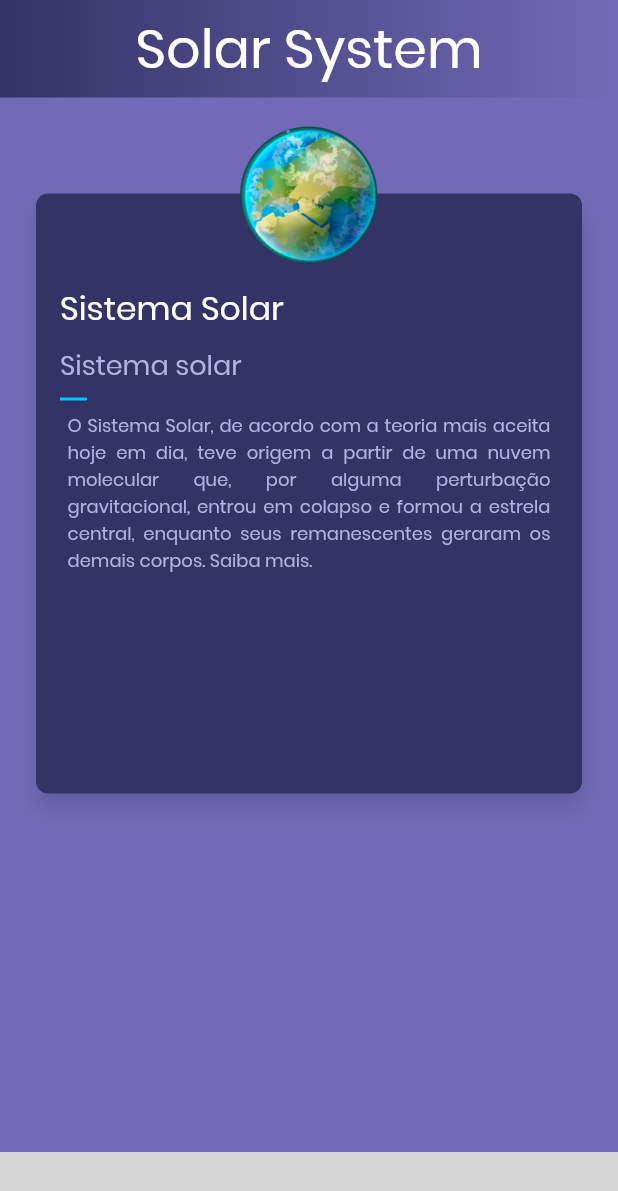
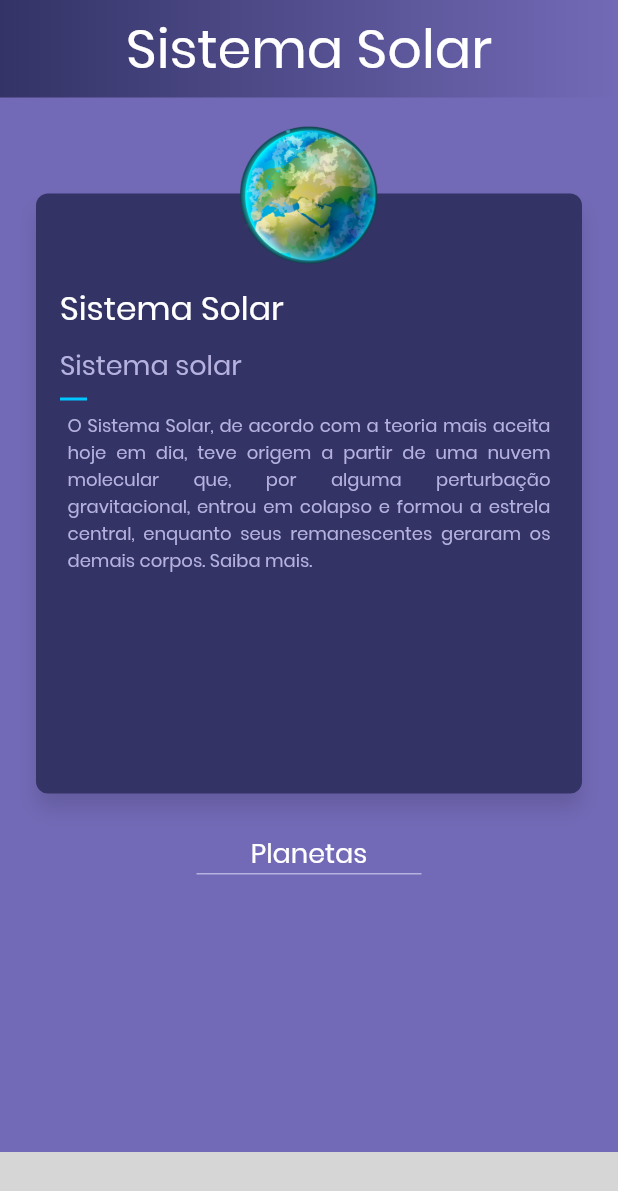
Before and after one commit to EdFilho/solar-system, a Flutter app: the screen it shows after launch, on a phone screen of 412 x 824 dp. Shown: the top 1191 px of the screen. Run offline on Flutter 3.47's test engine with Material 2 defaults, Android fonts, the phone set to English and light mode, and no system bars; missing offline and left inert: gradient_bottom_navigation_bar; grey boxes are pictures that could not be loaded.

Commit message:
subtitle

```diff
--- /dev/null
+++ b/lib/componentes/subtitle.dart
@@ -0,0 +1,31 @@
+import 'package:flutter/material.dart';
+import 'package:solar_system/themes/themes_app.dart';
+
+class SubTitle extends StatelessWidget {
+
+  final String subTitle;
+
+  SubTitle(this.subTitle);
+
+  @override
+  Widget build(BuildContext context) {
+    return new Container(
+      padding: new EdgeInsets.symmetric(
+        vertical: 8.0,
+      ),
+      child: Column(
+        children: <Widget>[
+          new Text(
+            subTitle,
+            style: subTitleTextStyle1,
+          ),
+          new Container(
+            height: 1.0,
+            width: 150.0,
+            color: Color(0xffb6b2df),
+          )
+        ],
+      )
+    );
+  }
+}
--- a/lib/home/home_page.dart
+++ b/lib/home/home_page.dart
@@ -2,6 +2,7 @@ import 'package:flutter/material.dart';
 import 'package:flutter/services.dart';
 import 'package:gradient_bottom_navigation_bar/gradient_bottom_navigation_bar.dart';
 import 'package:solar_system/componentes/gradient_app_bar.dart';
+import 'package:solar_system/componentes/subtitle.dart';
 import 'package:solar_system/home/summary_card.dart';
 
 class HomePage extends StatefulWidget {
@@ -18,13 +19,22 @@ class _HomePageState extends State<HomePage> {
     SystemChrome.setEnabledSystemUIOverlays(SystemUiOverlay.values);
   }
 
+  int _selectedIndex = 0;
+
+  void _onItemTapped(int index) {
+    setState(() {
+      _selectedIndex = index;
+    });
+  }
+
   @override
   Widget build(BuildContext context) {
     return new Scaffold(
       body: new Column(
         children: <Widget>[
-          GradientAppBar('Solar System'),
+          GradientAppBar('Sistema Solar'),
           SummaryCard(),
+          SubTitle('Planetas')
         ],
       ),
       bottomNavigationBar: GradientBottomNavigationBar(
@@ -36,10 +46,13 @@ class _HomePageState extends State<HomePage> {
             title: Text('Home'),
           ),
           BottomNavigationBarItem(
-            icon: Icon(Icons.image),
+            icon: Icon(Icons.photo_library),
             title: Text('Galeria'),
           ),
         ],
+        currentIndex: _selectedIndex,
+        onTap: _onItemTapped,
+        fixedColor: Color(0xff00c6ff),
       ),
     );
   }
--- a/lib/themes/themes_app.dart
+++ b/lib/themes/themes_app.dart
@@ -12,6 +12,12 @@ final titleTextStyle = TextStyle(
 
 final subTitleTextStyle = TextStyle(
   color: const Color(0xffb6b2df),
+  fontSize: 18.0,
+  fontWeight: FontWeight.w200,
+);
+
+final subTitleTextStyle1 = TextStyle(
+  color: Colors.white,
   fontSize: 18.0,
   fontWeight: FontWeight.w200,
 );
```
Also changed, not shown: lib/home/horizontal_list_viewer.dart (added, +24 -0 lines), lib/home/planet_summary.dart (added, +13 -0 lines).
